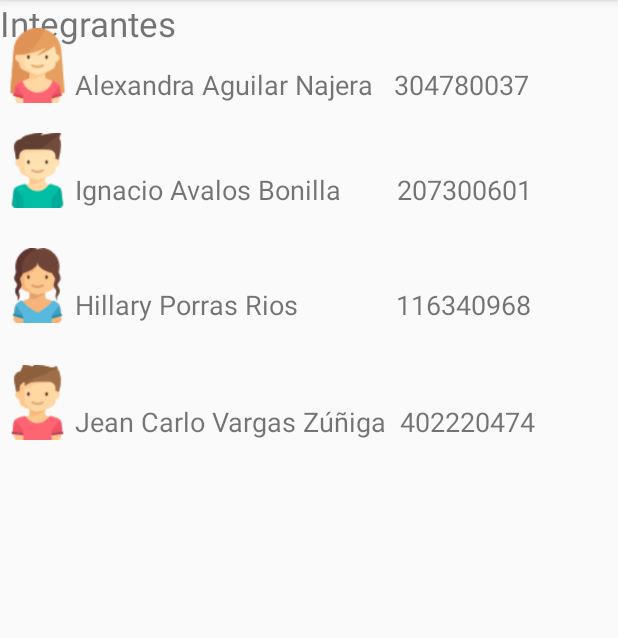
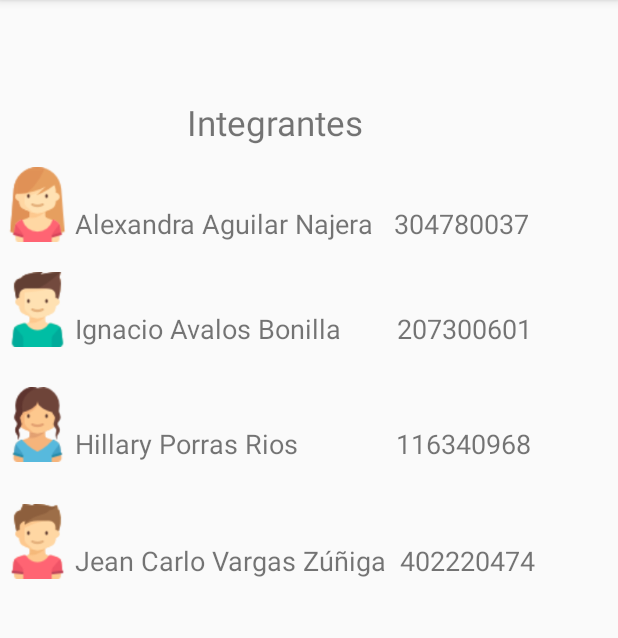
Before and after one commit to JeanCarlo14/GeoMapCR, an Android app: the Info_Integrantes screen opened directly, with no data from a screen before it, on a phone screen of 412 x 824 dp, the part 84-722 px from its top. Run offline under Robolectric (Android 15) with nearby library versions, the phone set to English and light mode, and no system bars.

Commit message:
Cambios Acomodo Integrantes
Listo

```diff
--- a/app/src/main/res/layout/activity_info__integrantes.xml
+++ b/app/src/main/res/layout/activity_info__integrantes.xml
@@ -6,20 +6,24 @@
     android:layout_height="match_parent"
     tools:context="com.example.usuario.geomapcr.Info_Integrantes">
 
-    <TextView
-        android:id="@+id/textView10"
-        android:layout_width="wrap_content"
-        android:layout_height="wrap_content"
-        android:text="Integrantes"
-        android:textSize="23dp"
-        tools:layout_editor_absoluteX="134dp"
-        tools:layout_editor_absoluteY="48dp" />
 
     <RelativeLayout
-        android:layout_width="366dp"
-        android:layout_height="414dp"
-        tools:layout_editor_absoluteX="9dp"
-        tools:layout_editor_absoluteY="48dp">
+        android:layout_width="368dp"
+        android:layout_height="495dp"
+        tools:layout_editor_absoluteX="8dp"
+        tools:layout_editor_absoluteY="14dp">
+
+        <TextView
+            android:id="@+id/textView10"
+            android:layout_width="wrap_content"
+            android:layout_height="wrap_content"
+            android:layout_marginTop="66dp"
+            android:text="Integrantes"
+            android:textSize="23dp"
+            tools:layout_editor_absoluteX="134dp"
+            tools:layout_editor_absoluteY="48dp"
+            android:layout_alignParentTop="true"
+            android:layout_centerHorizontal="true" />
 
         <TextView
             android:id="@+id/textView11"
@@ -38,10 +42,10 @@
             android:id="@+id/txt_nombre1"
             android:layout_width="wrap_content"
             android:layout_height="wrap_content"
-            android:layout_below="@+id/imageView4"
-            android:layout_marginTop="44dp"
-            android:layout_toEndOf="@+id/imageView5"
-            android:layout_toRightOf="@+id/imageView5"
+            android:layout_below="@+id/textView10"
+            android:layout_marginTop="39dp"
+            android:layout_toEndOf="@+id/imageView8"
+            android:layout_toRightOf="@+id/imageView8"
             android:text="Alexandra Aguilar Najera   304780037"
             android:textSize="18sp"
             tools:layout_editor_absoluteX="50dp"
```
